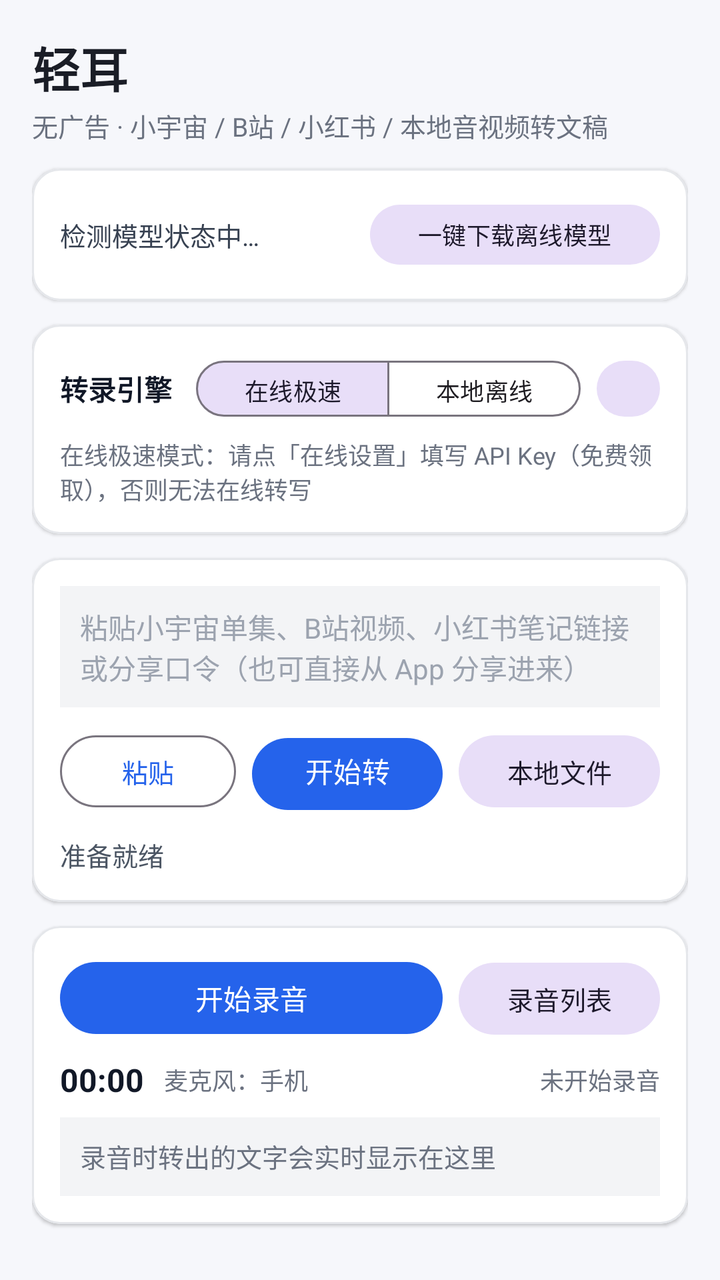
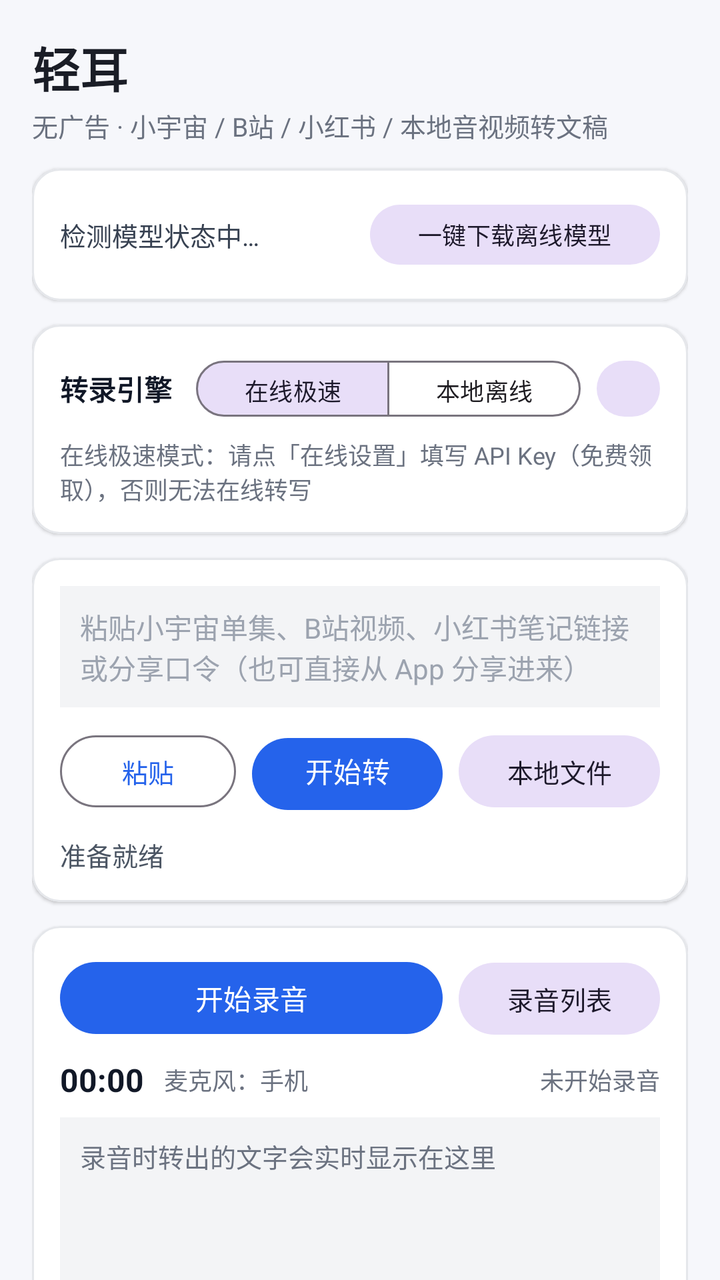

Compare the two renders of this Android layout. The source of the first and the diff that turns it into the second are given below.
<!-- AndroidManifest.xml: application theme Theme.QingErTranscriber -->
<!-- res/layout/activity_main.xml -->
<?xml version="1.0" encoding="utf-8"?>
<LinearLayout xmlns:android="http://schemas.android.com/apk/res/android"
    xmlns:app="http://schemas.android.com/apk/res-auto"
    android:layout_width="match_parent"
    android:layout_height="match_parent"
    android:background="#F6F7FB"
    android:orientation="vertical"
    android:padding="16dp">

    <TextView
        android:layout_width="match_parent"
        android:layout_height="wrap_content"
        android:text="轻耳"
        android:textColor="#1A1D26"
        android:textSize="24sp"
        android:textStyle="bold" />

    <TextView
        android:layout_width="match_parent"
        android:layout_height="wrap_content"
        android:layout_marginTop="2dp"
        android:layout_marginBottom="12dp"
        android:text="无广告 · 小宇宙 / B站 / 小红书 / 本地音视频转文稿"
        android:textColor="#6B7280"
        android:textSize="13sp" />

    
    <com.google.android.material.card.MaterialCardView
        android:layout_width="match_parent"
        android:layout_height="wrap_content"
        android:layout_marginBottom="12dp"
        app:cardBackgroundColor="#FFFFFF"
        app:cardCornerRadius="14dp"
        app:cardElevation="1dp"
        app:strokeColor="#E5E7EB"
        app:strokeWidth="1dp">

        <LinearLayout
            android:layout_width="match_parent"
            android:layout_height="wrap_content"
            android:orientation="vertical"
            android:padding="14dp">

            <LinearLayout
                android:layout_width="match_parent"
                android:layout_height="wrap_content"
                android:gravity="center_vertical"
                android:orientation="horizontal">

                <TextView
                    android:id="@+id/tvModelStatus"
                    android:layout_width="0dp"
                    android:layout_height="wrap_content"
                    android:layout_weight="1"
                    android:text="检测模型状态中…"
                    android:textColor="#374151"
                    android:textSize="13sp" />

                <com.google.android.material.button.MaterialButton
                    android:id="@+id/btnDownloadModel"
                    style="@style/Widget.Material3.Button.TonalButton"
                    android:layout_width="wrap_content"
                    android:layout_height="38dp"
                    android:layout_marginStart="8dp"
                    android:text="一键下载离线模型"
                    android:textSize="12sp" />
            </LinearLayout>

            <ProgressBar
                android:id="@+id/pbModel"
                style="?android:attr/progressBarStyleHorizontal"
                android:layout_width="match_parent"
                android:layout_height="6dp"
                android:layout_marginTop="8dp"
                android:max="100"
                android:visibility="gone" />
        </LinearLayout>
    </com.google.android.material.card.MaterialCardView>

    
    <com.google.android.material.card.MaterialCardView
        android:layout_width="match_parent"
        android:layout_height="wrap_content"
        android:layout_marginBottom="12dp"
        app:cardBackgroundColor="#FFFFFF"
        app:cardCornerRadius="14dp"
        app:cardElevation="1dp"
        app:strokeColor="#E5E7EB"
        app:strokeWidth="1dp">

        <LinearLayout
            android:layout_width="match_parent"
            android:layout_height="wrap_content"
            android:orientation="vertical"
            android:padding="14dp">

            <LinearLayout
                android:layout_width="match_parent"
                android:layout_height="wrap_content"
                android:gravity="center_vertical"
                android:orientation="horizontal">

                <TextView
                    android:layout_width="wrap_content"
                    android:layout_height="wrap_content"
                    android:text="转录引擎"
                    android:textColor="#111827"
                    android:textSize="14sp"
                    android:textStyle="bold" />

                <com.google.android.material.button.MaterialButtonToggleGroup
                    android:id="@+id/toggleEngine"
                    android:layout_width="wrap_content"
                    android:layout_height="wrap_content"
                    android:layout_marginStart="12dp"
                    app:checkedButton="@id/btnModeOnline"
                    app:selectionRequired="true"
                    app:singleSelection="true">

                    <com.google.android.material.button.MaterialButton
                        android:id="@+id/btnModeOnline"
                        style="@style/Widget.Material3.Button.OutlinedButton"
                        android:layout_width="wrap_content"
                        android:layout_height="36dp"
                        android:text="在线极速"
                        android:textSize="12sp" />

                    <com.google.android.material.button.MaterialButton
                        android:id="@+id/btnModeOffline"
                        style="@style/Widget.Material3.Button.OutlinedButton"
                        android:layout_width="wrap_content"
                        android:layout_height="36dp"
                        android:text="本地离线"
                        android:textSize="12sp" />
                </com.google.android.material.button.MaterialButtonToggleGroup>

                <com.google.android.material.button.MaterialButton
                    android:id="@+id/btnOnlineSettings"
                    style="@style/Widget.Material3.Button.TonalButton"
                    android:layout_width="wrap_content"
                    android:layout_height="36dp"
                    android:layout_marginStart="8dp"
                    android:text="在线设置"
                    android:textSize="12sp" />
            </LinearLayout>

            <TextView
                android:id="@+id/tvEngineHint"
                android:layout_width="match_parent"
                android:layout_height="wrap_content"
                android:layout_marginTop="6dp"
                android:text="在线极速模式：请点「在线设置」填写 API Key（免费领取），否则无法在线转写"
                android:textColor="#6B7280"
                android:textSize="12sp" />
        </LinearLayout>
    </com.google.android.material.card.MaterialCardView>

    
    <com.google.android.material.card.MaterialCardView
        android:layout_width="match_parent"
        android:layout_height="wrap_content"
        android:layout_marginBottom="12dp"
        app:cardBackgroundColor="#FFFFFF"
        app:cardCornerRadius="14dp"
        app:cardElevation="1dp"
        app:strokeColor="#E5E7EB"
        app:strokeWidth="1dp">

        <LinearLayout
            android:layout_width="match_parent"
            android:layout_height="wrap_content"
            android:orientation="vertical"
            android:padding="14dp">

            <EditText
                android:id="@+id/etUrl"
                android:layout_width="match_parent"
                android:layout_height="wrap_content"
                android:background="#F3F4F6"
                android:gravity="top|start"
                android:hint="粘贴小宇宙单集、B站视频、小红书笔记链接或分享口令（也可直接从 App 分享进来）"
                android:inputType="textMultiLine|textUri"
                android:minLines="2"
                android:maxLines="4"
                android:padding="10dp"
                android:textColor="#111827"
                android:textColorHint="#9CA3AF"
                android:textSize="14sp" />

            <LinearLayout
                android:layout_width="match_parent"
                android:layout_height="wrap_content"
                android:layout_marginTop="10dp"
                android:orientation="horizontal">

                <com.google.android.material.button.MaterialButton
                    android:id="@+id/btnPaste"
                    style="@style/Widget.Material3.Button.OutlinedButton"
                    android:layout_width="wrap_content"
                    android:layout_height="44dp"
                    android:text="粘贴"
                    android:textSize="13sp" />

                <com.google.android.material.button.MaterialButton
                    android:id="@+id/btnStartUrl"
                    android:layout_width="0dp"
                    android:layout_height="44dp"
                    android:layout_marginStart="8dp"
                    android:layout_weight="1"
                    android:text="开始转录链接"
                    android:textSize="14sp" />

                <com.google.android.material.button.MaterialButton
                    android:id="@+id/btnPickFile"
                    style="@style/Widget.Material3.Button.TonalButton"
                    android:layout_width="wrap_content"
                    android:layout_height="44dp"
                    android:layout_marginStart="8dp"
                    android:text="本地文件"
                    android:textSize="13sp" />
            </LinearLayout>

            <LinearLayout
                android:layout_width="match_parent"
                android:layout_height="wrap_content"
                android:layout_marginTop="10dp"
                android:gravity="center_vertical"
                android:orientation="horizontal">

                <TextView
                    android:id="@+id/tvTaskStatus"
                    android:layout_width="0dp"
                    android:layout_height="wrap_content"
                    android:layout_weight="1"
                    android:text="准备就绪"
                    android:textColor="#4B5563"
                    android:textSize="13sp" />

                <com.google.android.material.button.MaterialButton
                    android:id="@+id/btnStop"
                    style="@style/Widget.Material3.Button.OutlinedButton"
                    android:layout_width="wrap_content"
                    android:layout_height="36dp"
                    android:text="停止"
                    android:textColor="#DC2626"
                    android:textSize="12sp"
                    android:visibility="gone" />
            </LinearLayout>

            <ProgressBar
                android:id="@+id/pbTask"
                style="?android:attr/progressBarStyleHorizontal"
                android:layout_width="match_parent"
                android:layout_height="6dp"
                android:layout_marginTop="6dp"
                android:max="100"
                android:visibility="gone" />
        </LinearLayout>
    </com.google.android.material.card.MaterialCardView>

    
    <com.google.android.material.card.MaterialCardView
        android:layout_width="match_parent"
        android:layout_height="wrap_content"
        android:layout_marginBottom="12dp"
        app:cardBackgroundColor="#FFFFFF"
        app:cardCornerRadius="14dp"
        app:cardElevation="1dp"
        app:strokeColor="#E5E7EB"
        app:strokeWidth="1dp">

        <LinearLayout
            android:layout_width="match_parent"
            android:layout_height="wrap_content"
            android:orientation="vertical"
            android:padding="14dp">

            <LinearLayout
                android:layout_width="match_parent"
                android:layout_height="wrap_content"
                android:orientation="horizontal">

                <com.google.android.material.button.MaterialButton
                    android:id="@+id/btnRecord"
                    android:layout_width="0dp"
                    android:layout_height="44dp"
                    android:layout_weight="1"
                    android:text="开始录音"
                    android:textSize="14sp" />

                <com.google.android.material.button.MaterialButton
                    android:id="@+id/btnPauseResume"
                    style="@style/Widget.Material3.Button.OutlinedButton"
                    android:layout_width="wrap_content"
                    android:layout_height="44dp"
                    android:layout_marginStart="8dp"
                    android:text="暂停"
                    android:textSize="13sp"
                    android:visibility="gone" />

                <com.google.android.material.button.MaterialButton
                    android:id="@+id/btnRecordings"
                    style="@style/Widget.Material3.Button.TonalButton"
                    android:layout_width="wrap_content"
                    android:layout_height="44dp"
                    android:layout_marginStart="8dp"
                    android:text="录音列表"
                    android:textSize="13sp" />
            </LinearLayout>

            <LinearLayout
                android:layout_width="match_parent"
                android:layout_height="wrap_content"
                android:layout_marginTop="8dp"
                android:gravity="center_vertical"
                android:orientation="horizontal">

                <TextView
                    android:id="@+id/tvRecordTimer"
                    android:layout_width="wrap_content"
                    android:layout_height="wrap_content"
                    android:text="00:00"
                    android:textColor="#111827"
                    android:textSize="16sp"
                    android:textStyle="bold" />

                <TextView
                    android:id="@+id/tvMicSource"
                    android:layout_width="wrap_content"
                    android:layout_height="wrap_content"
                    android:layout_marginStart="10dp"
                    android:text="麦克风：手机"
                    android:textColor="#6B7280"
                    android:textSize="12sp" />

                <TextView
                    android:id="@+id/tvRecordStatus"
                    android:layout_width="0dp"
                    android:layout_height="wrap_content"
                    android:layout_marginStart="8dp"
                    android:layout_weight="1"
                    android:gravity="end"
                    android:text="未开始录音"
                    android:textColor="#6B7280"
                    android:textSize="12sp" />
            </LinearLayout>

            <ScrollView
                android:id="@+id/svLiveTranscript"
                android:layout_width="match_parent"
                android:layout_height="100dp"
                android:layout_marginTop="8dp"
                android:background="#F3F4F6">

                <TextView
                    android:id="@+id/tvLiveTranscript"
                    android:layout_width="match_parent"
                    android:layout_height="wrap_content"
                    android:padding="10dp"
                    android:text="录音时转出的文字会实时显示在这里"
                    android:textColor="#6B7280"
                    android:textIsSelectable="true"
                    android:textSize="13sp" />
            </ScrollView>

            
            <LinearLayout
                android:id="@+id/llPendingSection"
                android:layout_width="match_parent"
                android:layout_height="wrap_content"
                android:layout_marginTop="8dp"
                android:orientation="vertical"
                android:visibility="gone">

                <TextView
                    android:layout_width="wrap_content"
                    android:layout_height="wrap_content"
                    android:text="待补转分段"
                    android:textColor="#111827"
                    android:textSize="13sp"
                    android:textStyle="bold" />

                <LinearLayout
                    android:id="@+id/llPendingList"
                    android:layout_width="match_parent"
                    android:layout_height="wrap_content"
                    android:layout_marginTop="2dp"
                    android:orientation="vertical" />
            </LinearLayout>

            <LinearLayout
                android:id="@+id/llMarkRow"
                android:layout_width="match_parent"
                android:layout_height="wrap_content"
                android:layout_marginTop="8dp"
                android:gravity="center_vertical"
                android:orientation="horizontal"
                android:visibility="gone">

                <com.google.android.material.button.MaterialButton
                    android:id="@+id/btnMarkHighlight"
                    style="@style/Widget.Material3.Button.TonalButton"
                    android:layout_width="wrap_content"
                    android:layout_height="36dp"
                    android:text="标记重点"
                    android:textSize="12sp" />
            </LinearLayout>

            
            <LinearLayout
                android:layout_width="match_parent"
                android:layout_height="wrap_content"
                android:layout_marginTop="8dp"
                android:orientation="vertical">

                <LinearLayout
                    android:layout_width="match_parent"
                    android:layout_height="wrap_content"
                    android:gravity="center_vertical"
                    android:orientation="horizontal">

                    <TextView
                        android:layout_width="wrap_content"
                        android:layout_height="wrap_content"
                        android:text="总结"
                        android:textColor="#111827"
                        android:textSize="13sp"
                        android:textStyle="bold" />

                    <TextView
                        android:id="@+id/tvSummaryTitle"
                        android:layout_width="wrap_content"
                        android:layout_height="wrap_content"
                        android:layout_marginStart="6dp"
                        android:text="今日总结"
                        android:textColor="#6B7280"
                        android:textSize="12sp" />
                </LinearLayout>

                <ScrollView
                    android:id="@+id/svSummaryPreview"
                    android:layout_width="match_parent"
                    android:layout_height="120dp"
                    android:layout_marginTop="4dp"
                    android:background="#F3F4F6">

                    <TextView
                        android:id="@+id/tvSummaryPreview"
                        android:layout_width="match_parent"
                        android:layout_height="wrap_content"
                        android:padding="10dp"
                        android:text="还没有今日总结"
                        android:textColor="#6B7280"
                        android:textIsSelectable="true"
                        android:textSize="13sp" />
                </ScrollView>

                <LinearLayout
                    android:layout_width="match_parent"
                    android:layout_height="wrap_content"
                    android:layout_marginTop="6dp"
                    android:orientation="horizontal">

                    <com.google.android.material.button.MaterialButton
                        android:id="@+id/btnTodaySummary"
                        android:layout_width="0dp"
                        android:layout_height="36dp"
                        android:layout_weight="1"
                        android:text="今日总结"
                        android:textSize="12sp" />

                    <com.google.android.material.button.MaterialButton
                        android:id="@+id/btnWeekSummary"
                        style="@style/Widget.Material3.Button.TonalButton"
                        android:layout_width="0dp"
                        android:layout_height="36dp"
                        android:layout_marginStart="6dp"
                        android:layout_weight="1"
                        android:text="本周总结"
                        android:textSize="12sp" />

                    <com.google.android.material.button.MaterialButton
                        android:id="@+id/btnMonthSummary"
                        style="@style/Widget.Material3.Button.TonalButton"
                        android:layout_width="0dp"
                        android:layout_height="36dp"
                        android:layout_marginStart="6dp"
                        android:layout_weight="1"
                        android:text="本月总结"
                        android:textSize="12sp" />
                </LinearLayout>
            </LinearLayout>

            <CheckBox
                android:id="@+id/cbDeleteAudio"
                android:layout_width="match_parent"
                android:layout_height="wrap_content"
                android:layout_marginTop="2dp"
                android:text="转写后删除原录音（只留文字）"
                android:textColor="#6B7280"
                android:textSize="12sp" />
        </LinearLayout>
    </com.google.android.material.card.MaterialCardView>

    
    <com.google.android.material.card.MaterialCardView
        android:layout_width="match_parent"
        android:layout_height="0dp"
        android:layout_weight="1"
        app:cardBackgroundColor="#FFFFFF"
        app:cardCornerRadius="14dp"
        app:cardElevation="1dp"
        app:strokeColor="#E5E7EB"
        app:strokeWidth="1dp">

        <LinearLayout
            android:layout_width="match_parent"
            android:layout_height="match_parent"
            android:orientation="vertical"
            android:padding="14dp">

            <LinearLayout
                android:layout_width="match_parent"
                android:layout_height="wrap_content"
                android:gravity="center_vertical"
                android:orientation="horizontal">

                <TextView
                    android:layout_width="0dp"
                    android:layout_height="wrap_content"
                    android:layout_weight="1"
                    android:text="转写文稿"
                    android:textColor="#111827"
                    android:textSize="15sp"
                    android:textStyle="bold" />

                <com.google.android.material.button.MaterialButton
                    android:id="@+id/btnHistory"
                    style="@style/Widget.Material3.Button.TextButton"
                    android:layout_width="wrap_content"
                    android:layout_height="36dp"
                    android:text="历史记录"
                    android:textSize="12sp" />

                <com.google.android.material.button.MaterialButton
                    android:id="@+id/btnCopy"
                    style="@style/Widget.Material3.Button.TextButton"
                    android:layout_width="wrap_content"
                    android:layout_height="36dp"
                    android:text="复制全文"
                    android:textSize="12sp" />

                <com.google.android.material.button.MaterialButton
                    android:id="@+id/btnShare"
                    style="@style/Widget.Material3.Button.TextButton"
                    android:layout_width="wrap_content"
                    android:layout_height="36dp"
                    android:text="导出分享"
                    android:textSize="12sp" />
            </LinearLayout>

            <ScrollView
                android:layout_width="match_parent"
                android:layout_height="0dp"
                android:layout_marginTop="8dp"
                android:layout_weight="1">

                <TextView
                    android:id="@+id/tvTranscript"
                    android:layout_width="match_parent"
                    android:layout_height="wrap_content"
                    android:lineSpacingExtra="5dp"
                    android:text="转写结果会实时显示在这里，并自动保存为 Markdown 文稿。\n\n小提示：\n1. 在小宇宙、B 站或小红书点击「分享 → 复制链接」，直接粘贴到上方即可。\n2. 也可以在分享菜单里直接选择「轻耳」。\n3. 转写长播客时可以锁屏后台运行，建议在小米设置中将本应用省电策略设为「无限制」。\n4. 在线极速模式（Groq 免费接口，每天 8 小时）速度比本地离线快很多，断网时可一键切回本地离线。"
                    android:textColor="#374151"
                    android:textIsSelectable="true"
                    android:textSize="14sp" />
            </ScrollView>
        </LinearLayout>
    </com.google.android.material.card.MaterialCardView>
</LinearLayout>
<!-- resources referenced by this layout -->
<resources>
  <style name="Theme.QingErTranscriber" parent="Theme.Material3.Light.NoActionBar">
          <item name="colorPrimary">#2563EB</item>
          <item name="colorOnPrimary">#FFFFFF</item>
          <item name="android:statusBarColor">#F6F7FB</item>
          <item name="android:windowLightStatusBar">true</item>
      </style>
</resources>

<!-- the commit's change to res/layout/activity_main.xml (unified diff, before → after) -->
@@ -1,11 +1,16 @@
 <?xml version="1.0" encoding="utf-8"?>
-<LinearLayout xmlns:android="http://schemas.android.com/apk/res/android"
+<androidx.core.widget.NestedScrollView xmlns:android="http://schemas.android.com/apk/res/android"
     xmlns:app="http://schemas.android.com/apk/res-auto"
     android:layout_width="match_parent"
     android:layout_height="match_parent"
     android:background="#F6F7FB"
-    android:orientation="vertical"
-    android:padding="16dp">
+    android:fillViewport="true">
+
+    <LinearLayout
+        android:layout_width="match_parent"
+        android:layout_height="wrap_content"
+        android:orientation="vertical"
+        android:padding="16dp">
 
     <TextView
         android:layout_width="match_parent"
@@ -437,6 +442,41 @@
                         android:textSize="12sp" />
                 </LinearLayout>
 
+                <LinearLayout
+                    android:layout_width="match_parent"
+                    android:layout_height="wrap_content"
+                    android:layout_marginTop="6dp"
+                    android:orientation="horizontal">
+
+                    <com.google.android.material.button.MaterialButton
+                        android:id="@+id/btnTodaySummary"
+                        android:layout_width="0dp"
+                        android:layout_height="36dp"
+                        android:layout_weight="1"
+                        android:text="今日总结"
+                        android:textSize="12sp" />
+
+                    <com.google.android.material.button.MaterialButton
+                        android:id="@+id/btnWeekSummary"
+                        style="@style/Widget.Material3.Button.TonalButton"
+                        android:layout_width="0dp"
+                        android:layout_height="36dp"
+                        android:layout_marginStart="6dp"
+                        android:layout_weight="1"
+                        android:text="本周总结"
+                        android:textSize="12sp" />
+
+                    <com.google.android.material.button.MaterialButton
+                        android:id="@+id/btnMonthSummary"
+                        style="@style/Widget.Material3.Button.TonalButton"
+                        android:layout_width="0dp"
+                        android:layout_height="36dp"
+                        android:layout_marginStart="6dp"
+                        android:layout_weight="1"
+                        android:text="本月总结"
+                        android:textSize="12sp" />
+                </LinearLayout>
+
                 <ScrollView
                     android:id="@+id/svSummaryPreview"
                     android:layout_width="match_parent"
@@ -454,41 +494,6 @@
                         android:textIsSelectable="true"
                         android:textSize="13sp" />
                 </ScrollView>
-
-                <LinearLayout
-                    android:layout_width="match_parent"
-                    android:layout_height="wrap_content"
-                    android:layout_marginTop="6dp"
-                    android:orientation="horizontal">
-
-                    <com.google.android.material.button.MaterialButton
-                        android:id="@+id/btnTodaySummary"
-                        android:layout_width="0dp"
-                        android:layout_height="36dp"
-                        android:layout_weight="1"
-                        android:text="今日总结"
-                        android:textSize="12sp" />
-
-                    <com.google.android.material.button.MaterialButton
-                        android:id="@+id/btnWeekSummary"
-                        style="@style/Widget.Material3.Button.TonalButton"
-                        android:layout_width="0dp"
-                        android:layout_height="36dp"
-                        android:layout_marginStart="6dp"
-                        android:layout_weight="1"
-                        android:text="本周总结"
-                        android:textSize="12sp" />
-
-                    <com.google.android.material.button.MaterialButton
-                        android:id="@+id/btnMonthSummary"
-                        style="@style/Widget.Material3.Button.TonalButton"
-                        android:layout_width="0dp"
-                        android:layout_height="36dp"
-                        android:layout_marginStart="6dp"
-                        android:layout_weight="1"
-                        android:text="本月总结"
-                        android:textSize="12sp" />
-                </LinearLayout>
             </LinearLayout>
 
             <CheckBox
@@ -505,8 +510,7 @@
     
     <com.google.android.material.card.MaterialCardView
         android:layout_width="match_parent"
-        android:layout_height="0dp"
-        android:layout_weight="1"
+        android:layout_height="220dp"
         app:cardBackgroundColor="#FFFFFF"
         app:cardCornerRadius="14dp"
         app:cardElevation="1dp"
@@ -577,4 +581,5 @@
             </ScrollView>
         </LinearLayout>
     </com.google.android.material.card.MaterialCardView>
-</LinearLayout>
+    </LinearLayout>
+</androidx.core.widget.NestedScrollView>
